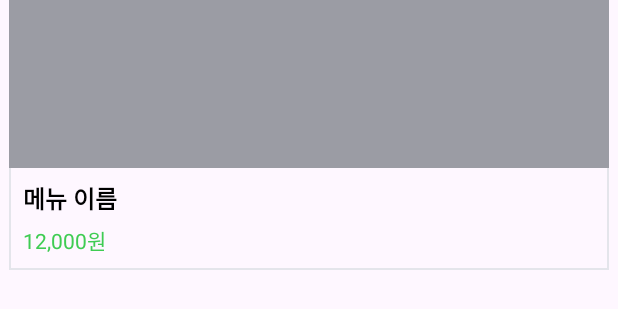
After one commit to HipChon/hipchon-android, an Android app: the layout item_place_menu.xml on its own in the app's theme, with its tools: preview values and no code run, on a phone screen of 412 x 824 dp. The commit adds this screen. Shown: the top 309 px of the screen. Run offline under Robolectric (Android 15) with nearby library versions, the phone set to English and light mode, and no system bars.

Commit message:
[FEATURE] 공간 상세페이지 메뉴 영역 레이아웃 구성 및 어댑터 연결

```diff
--- a/app/src/main/java/com/gritbus/hipchon/ui/place/viewmodel/PlaceDetailViewModel.kt
+++ b/app/src/main/java/com/gritbus/hipchon/ui/place/viewmodel/PlaceDetailViewModel.kt
@@ -12,6 +12,9 @@ class PlaceDetailViewModel @Inject constructor() : ViewModel() {
     private val _thumbImages = MutableLiveData<List<String>>()
     val thumbImages: LiveData<List<String>> = _thumbImages
 
+    private val _menuAllData = MutableLiveData<List<String>>()
+    val menuAllData: LiveData<List<String>> = _menuAllData
+
     private val _isSave = MutableLiveData<Boolean>(false)
     val isSave: LiveData<Boolean> = _isSave
 
@@ -21,6 +24,7 @@ class PlaceDetailViewModel @Inject constructor() : ViewModel() {
     fun initData() {
         val fakeUrl = "https://source.unsplash.com/random"
         _thumbImages.value = listOf(fakeUrl, fakeUrl, fakeUrl, fakeUrl, fakeUrl)
+        _menuAllData.value = listOf("1","2","3","4")
         _reviewPreview.value = listOf(1, 2, 3)
     }
 
--- /dev/null
+++ b/app/src/main/res/drawable/bg_rectangle_stroke_1.xml
@@ -0,0 +1,4 @@
+<?xml version="1.0" encoding="utf-8"?>
+<shape xmlns:android="http://schemas.android.com/apk/res/android">
+    <stroke android:color="@color/gray02" android:width="1dp"/>
+</shape>
--- /dev/null
+++ b/app/src/main/res/layout/item_place_menu.xml
@@ -0,0 +1,48 @@
+<?xml version="1.0" encoding="utf-8"?>
+<layout xmlns:android="http://schemas.android.com/apk/res/android"
+    xmlns:app="http://schemas.android.com/apk/res-auto">
+
+    <data>
+
+    </data>
+
+    <androidx.constraintlayout.widget.ConstraintLayout
+        android:layout_width="match_parent"
+        android:layout_height="wrap_content"
+        android:layout_marginHorizontal="6dp"
+        android:layout_marginBottom="@dimen/spacing_12"
+        android:background="@drawable/bg_rectangle_stroke_1">
+
+        <ImageView
+            android:id="@+id/iv_menu_image"
+            android:layout_width="match_parent"
+            android:layout_height="112dp"
+            android:background="@color/gray04"
+            app:layout_constraintTop_toTopOf="parent" />
+
+        <TextView
+            android:id="@+id/tv_menu_title"
+            android:layout_width="wrap_content"
+            android:layout_height="wrap_content"
+            android:layout_marginStart="9dp"
+            android:layout_marginTop="@dimen/spacing_8"
+            android:text="메뉴 이름"
+            android:textColor="@color/black"
+            android:textSize="@dimen/text_size_16"
+            android:textStyle="bold"
+            app:layout_constraintStart_toStartOf="parent"
+            app:layout_constraintTop_toBottomOf="@id/iv_menu_image" />
+
+        <TextView
+            android:id="@+id/tv_menu_price"
+            android:layout_width="wrap_content"
+            android:layout_height="wrap_content"
+            android:layout_marginTop="5dp"
+            android:text="12,000원"
+            app:layout_constraintBottom_toBottomOf="parent"
+            android:layout_marginBottom="9dp"
+            android:textColor="@color/primary_green"
+            app:layout_constraintStart_toStartOf="@id/tv_menu_title"
+            app:layout_constraintTop_toBottomOf="@id/tv_menu_title" />
+    </androidx.constraintlayout.widget.ConstraintLayout>
+</layout>
```
Also changed, not shown: app/src/main/java/com/gritbus/hipchon/ui/place/adapter/PlaceMenuAdapter.kt (added, +44 -0 lines), app/src/main/java/com/gritbus/hipchon/ui/place/view/PlaceDetailActivity.kt (+11 -0 lines), app/src/main/res/layout/activity_place_detail.xml (+63 -1 lines).
